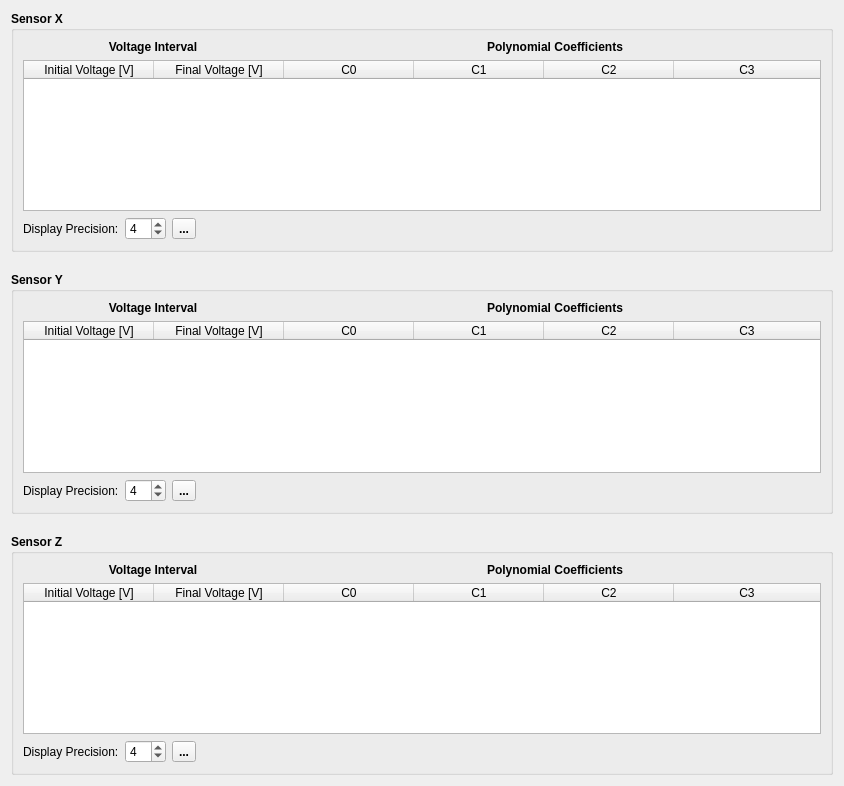
Qt form hallbench/gui/ui/polynomialtabledialog.ui (lnls-ima/hall-bench-control) before a commit.
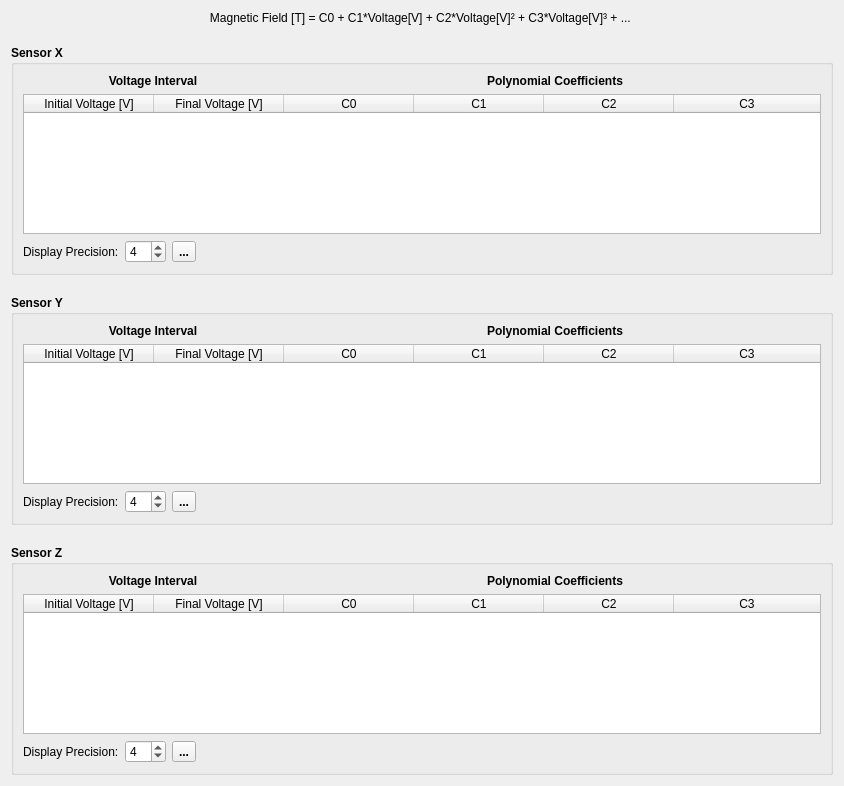
The same form after that commit. Icons and pictures are not drawn.

The edit to the form file:
```diff
--- a/hallbench/gui/ui/polynomialtabledialog.ui
+++ b/hallbench/gui/ui/polynomialtabledialog.ui
@@ -17,7 +17,7 @@
    <property name="verticalSpacing">
     <number>20</number>
    </property>
-   <item row="0" column="0">
+   <item row="1" column="0">
     <widget class="QGroupBox" name="groupBox">
      <property name="font">
       <font>
@@ -189,7 +189,7 @@
      </layout>
     </widget>
    </item>
-   <item row="1" column="0">
+   <item row="2" column="0">
     <widget class="QGroupBox" name="groupBox_2">
      <property name="font">
       <font>
@@ -361,7 +361,7 @@
      </layout>
     </widget>
    </item>
-   <item row="2" column="0">
+   <item row="3" column="0">
     <widget class="QGroupBox" name="groupBox_3">
      <property name="font">
       <font>
@@ -533,6 +533,16 @@
      </layout>
     </widget>
    </item>
+   <item row="0" column="0">
+    <widget class="QLabel" name="label_10">
+     <property name="text">
+      <string>Magnetic Field [T] = C0 + C1*Voltage[V] + C2*Voltage[V]² + C3*Voltage[V]³ + ... </string>
+     </property>
+     <property name="alignment">
+      <set>Qt::AlignCenter</set>
+     </property>
+    </widget>
+   </item>
   </layout>
  </widget>
  <resources/>
```
